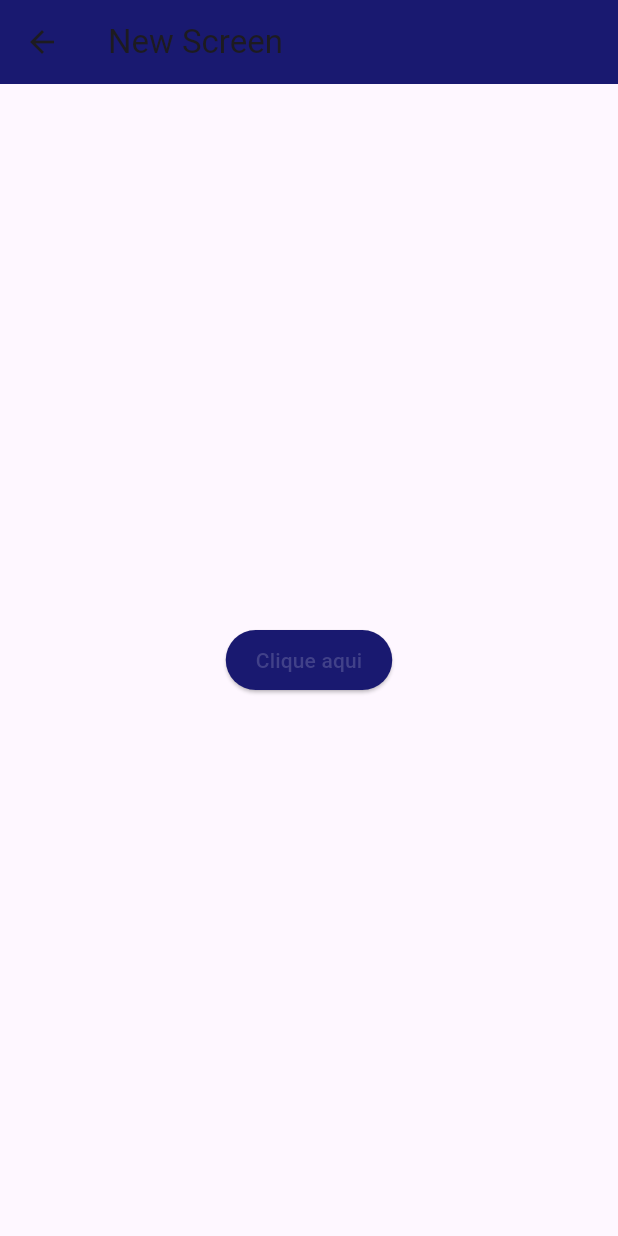
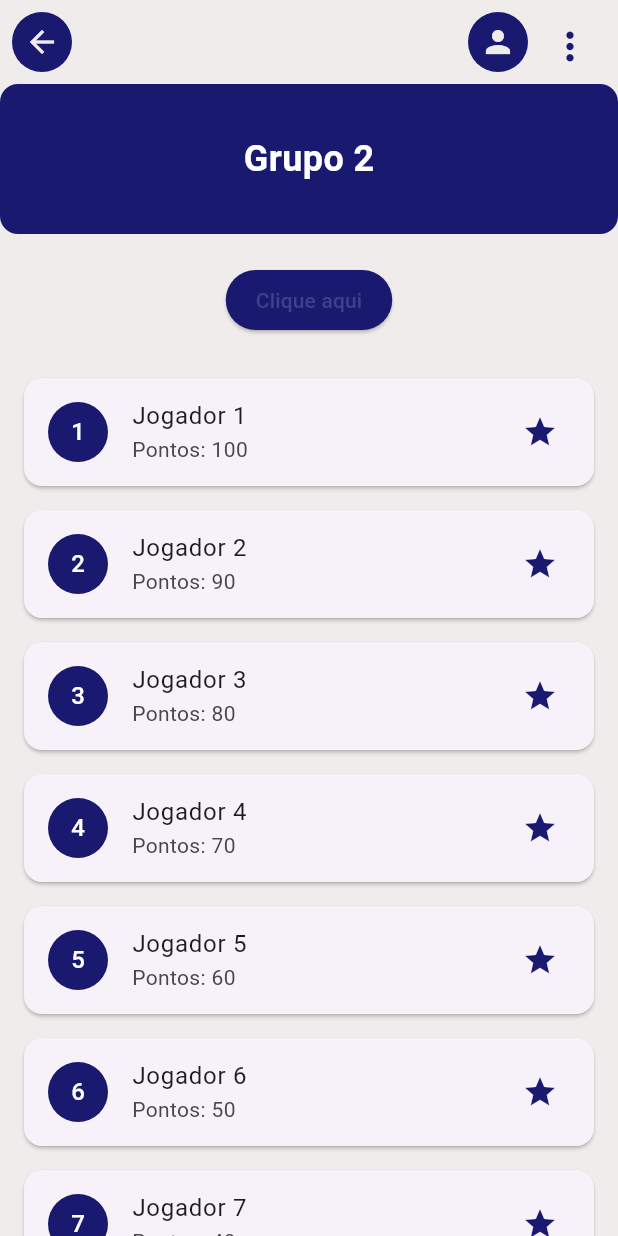
Before and after one commit to notsogreatdavi/DSI-2024.2, a Flutter app: the RankingScreen screen opened by its route, on a phone screen of 412 x 824 dp. Run offline on Flutter 3.47's test engine with Material 3 defaults, Android fonts, the phone set to English and light mode, and no system bars.

Commit message:
Atualizei a ranking_screen e a splash_screen
Ranking- > finalizei o AppBar, iniciei o container "Grupo 2" e inseri um ranking genérico;

Splash -> atualizei o tipo de widget de "StatelessWidget" para "StatefulWidget", já que a tela vai sair do lugar com um tempo determinado (coloquei um tempo de 1s)

```diff
--- a/flutter_application_1/lib/src/features/ranking/ranking_screen.dart
+++ b/flutter_application_1/lib/src/features/ranking/ranking_screen.dart
@@ -8,11 +8,74 @@ class RankingScreen extends StatelessWidget {
   Widget build(BuildContext context) {
     return Scaffold(
       appBar: AppBar(
-        title: const Text('New Screen'),
-        backgroundColor: AppColors.azulEscuro,
+        backgroundColor: AppColors.branco,
+        leading: Padding(
+          padding: const EdgeInsets.all(8.0),
+          child: Container(
+            decoration: const BoxDecoration(
+              color: AppColors.azulEscuro,
+              shape: BoxShape.circle,
             ),
-      body: Center(
-        child: ElevatedButton(
+            child: IconButton(
+              icon: const Icon(Icons.arrow_back),
+              color: AppColors.branco,
+              onPressed: () {
+                Navigator.pop(context);
+              },
+            ),
+          ),
+        ),
+        actions: [
+          Padding(
+            padding: const EdgeInsets.only(left: 8.0, right: 0, top: 8.0, bottom: 8.0),
+            child: Container(
+              decoration: const BoxDecoration(
+                color: AppColors.azulEscuro,
+                shape: BoxShape.circle,
+              ),
+              child: IconButton(
+                icon: const Icon(Icons.person),
+                color: AppColors.branco,
+                onPressed: () {
+                  // Botao TelaPerfil
+                },
+              ),
+            ),
+          ),
+          Padding(
+            padding: const EdgeInsets.only(left: 0, right: 8.0, top: 8.0, bottom: 8.0),
+            child: IconButton(
+              icon: const Icon(Icons.more_vert, size: 30),
+              color: AppColors.azulEscuro,
+              onPressed: () {
+                // Botao tela EditeUmGrupo
+              },
+            ),
+          ),
+        ],
+      ),
+      backgroundColor: AppColors.branco,
+      body: Column(
+        children: [
+          Container(
+            width: double.infinity,
+            height: 100,
+            alignment: Alignment.center,
+            decoration: BoxDecoration(
+              color: AppColors.azulEscuro,
+              borderRadius: BorderRadius.circular(12),
+            ),
+            child: const Text(
+              'Grupo 2',
+              style: TextStyle(
+                color: Colors.white,
+                fontSize: 24,
+                fontWeight: FontWeight.bold,
+              ),
+            ),
+          ),
+          const SizedBox(height: 20),
+          ElevatedButton(
             style: ElevatedButton.styleFrom(
               backgroundColor: AppColors.azulEscuro,
               foregroundColor: AppColors.azulClaro1,
@@ -25,6 +88,30 @@ class RankingScreen extends StatelessWidget {
             },
             child: const Text('Clique aqui'),
           ),
+          const SizedBox(height: 20),
+          Expanded(
+            child: ListView.builder(
+              itemCount: 10, // Número de itens no ranking
+              itemBuilder: (context, index) {
+                return Card(
+                  margin: const EdgeInsets.symmetric(vertical: 8, horizontal: 16),
+                  child: ListTile(
+                    leading: CircleAvatar(
+                      backgroundColor: AppColors.azulEscuro,
+                      child: Text(
+                        '${index + 1}', // Número do ranking
+                        style: const TextStyle(color: Colors.white),
+                      ),
+                    ),
+                    title: Text('Jogador ${index + 1}'),
+                    subtitle: Text('Pontos: ${100 - index * 10}'), // Exemplo de pontos
+                    trailing: const Icon(Icons.star, color: AppColors.azulEscuro),
+                  ),
+                );
+              },
+            ),
+          ),
+        ],
       ),
     );
   }
--- a/flutter_application_1/lib/src/features/splash/splash_screen.dart
+++ b/flutter_application_1/lib/src/features/splash/splash_screen.dart
@@ -1,8 +1,23 @@
 import 'package:flutter/material.dart';
 import '../../common/constants/app_colors.dart';
 
-class SplashScreen extends StatelessWidget {
+class SplashScreen extends StatefulWidget {
   const SplashScreen({super.key});
+
+  @override
+  SplashScreenState createState() => SplashScreenState();
+}
+
+class SplashScreenState extends State<SplashScreen> {
+  @override
+  void initState() {
+    super.initState();
+    Future.delayed(const Duration(seconds: 1), () {
+      if (mounted) {
+        Navigator.pushReplacementNamed(context, '/onboarding');
+      }
+    });
+  }
 
   @override
   Widget build(BuildContext context) {
```
Lines whose indentation alone changed are shown as unchanged.
